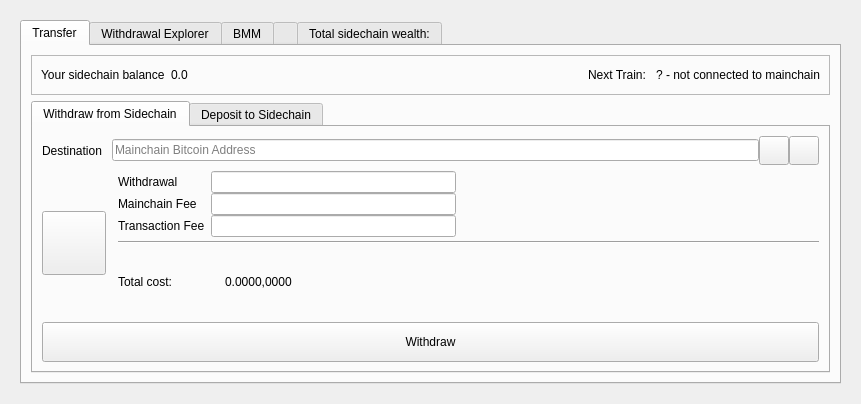
First picture: the form in src/qt/forms/sidechainpage.ui, repository skydogenet/sidechains, before the edit.
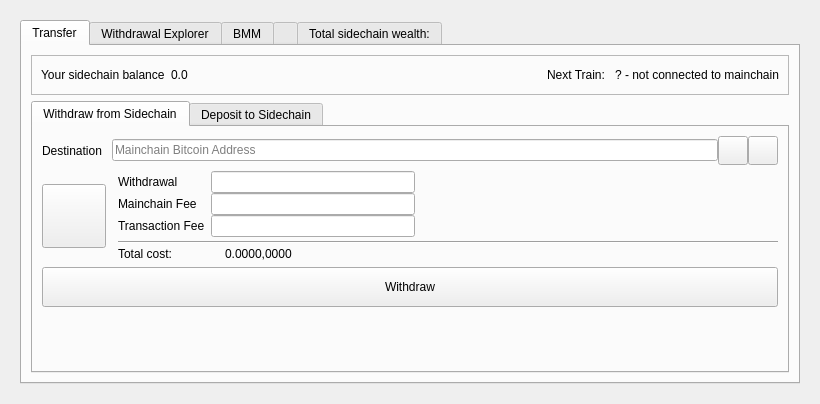
Second picture: the form after the edit. Icons and pictures are not drawn. Custom widgets are drawn as their Qt base class.

Commit message: Add spacer to withdrawal page

Patch:
```diff
--- a/src/qt/forms/sidechainpage.ui
+++ b/src/qt/forms/sidechainpage.ui
@@ -6,7 +6,7 @@
    <rect>
     <x>0</x>
     <y>0</y>
-    <width>861</width>
+    <width>820</width>
     <height>404</height>
    </rect>
   </property>
@@ -391,6 +391,19 @@
                  </property>
                 </widget>
                </item>
+               <item>
+                <spacer name="verticalSpacer">
+                 <property name="orientation">
+                  <enum>Qt::Vertical</enum>
+                 </property>
+                 <property name="sizeHint" stdset="0">
+                  <size>
+                   <width>20</width>
+                   <height>40</height>
+                  </size>
+                 </property>
+                </spacer>
+               </item>
               </layout>
              </widget>
              <widget class="QWidget" name="Deposit">
```
